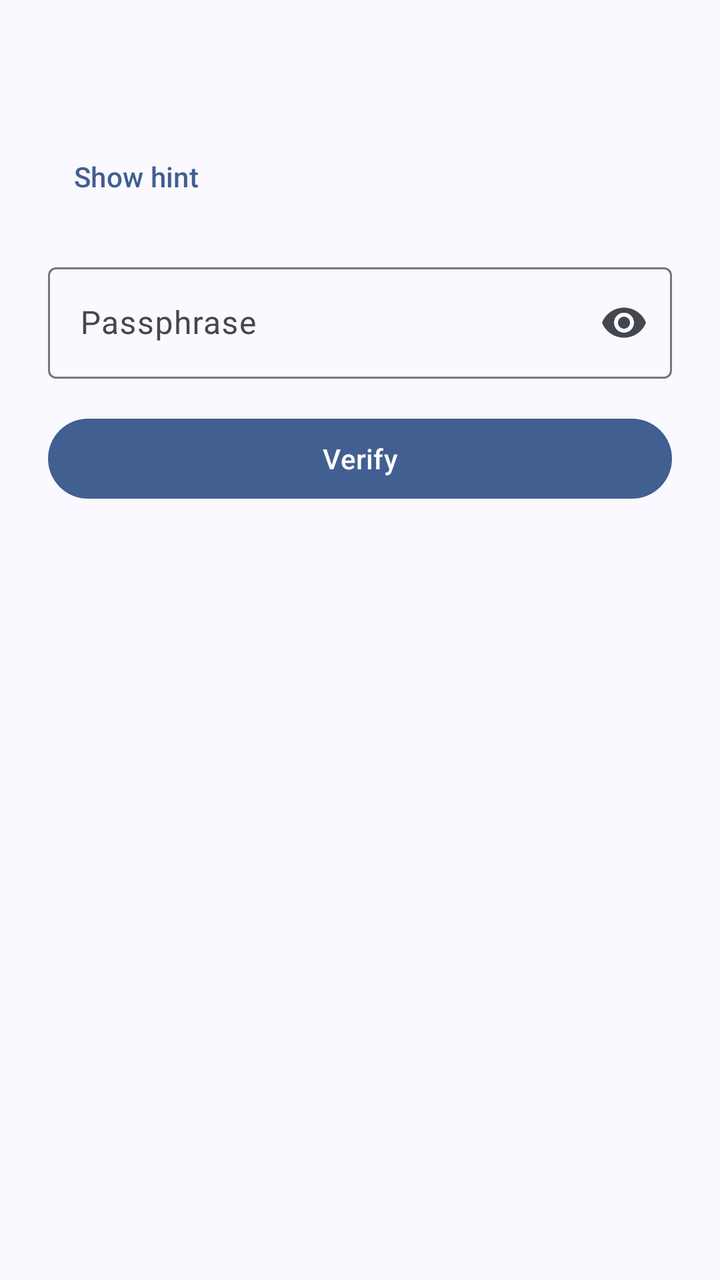
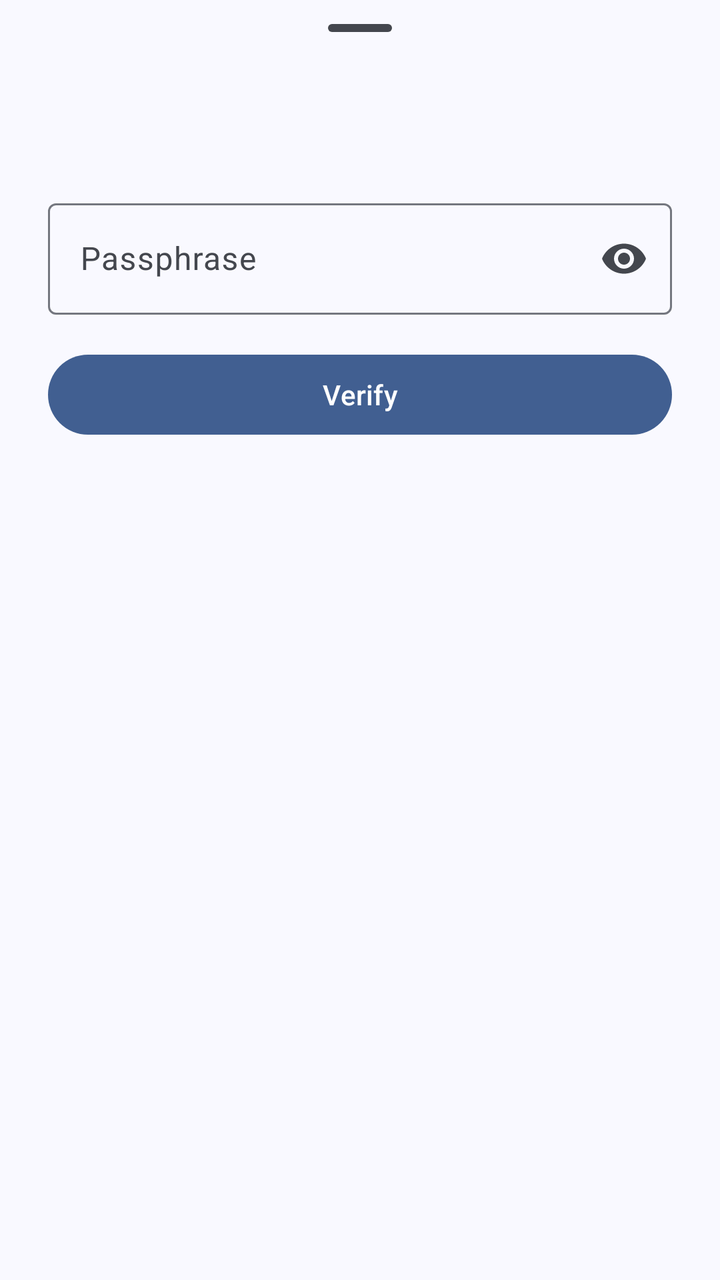

Two renders of the same Android screen: before a commit and after it. Below are the layout's source before the change and the commit's diff.
<!-- AndroidManifest.xml: application theme Theme.Keyheimer -->
<!-- res/layout/bottom_sheet_verify_secret.xml -->
<?xml version="1.0" encoding="utf-8"?>
<LinearLayout
    xmlns:android="http://schemas.android.com/apk/res/android"
    xmlns:app="http://schemas.android.com/apk/res-auto"
    android:layout_width="match_parent"
    android:layout_height="wrap_content"
    android:orientation="vertical"
    android:padding="24dp">

    <com.google.android.material.textview.MaterialTextView
        android:id="@+id/text_secret_name"
        android:layout_width="match_parent"
        android:layout_height="wrap_content"
        android:textAppearance="?attr/textAppearanceHeadlineSmall" />

    <LinearLayout
        android:id="@+id/group_input"
        android:layout_width="match_parent"
        android:layout_height="wrap_content"
        android:orientation="vertical">

        <com.google.android.material.button.MaterialButton
            android:id="@+id/button_show_hint"
            style="@style/Widget.Material3.Button.TextButton"
            android:layout_width="wrap_content"
            android:layout_height="wrap_content"
            android:layout_marginTop="8dp"
            android:text="@string/verify_show_hint" />

        <com.google.android.material.textview.MaterialTextView
            android:id="@+id/text_hint"
            android:layout_width="match_parent"
            android:layout_height="wrap_content"
            android:layout_marginTop="4dp"
            android:textAppearance="?attr/textAppearanceBodyMedium"
            android:visibility="gone" />

        <com.google.android.material.textfield.TextInputLayout
            android:id="@+id/til_passphrase"
            style="@style/Widget.Material3.TextInputLayout.OutlinedBox"
            android:layout_width="match_parent"
            android:layout_height="wrap_content"
            android:layout_marginTop="16dp"
            android:hint="@string/label_passphrase"
            app:endIconMode="password_toggle">

            <com.google.android.material.textfield.TextInputEditText
                android:id="@+id/input_passphrase"
                android:layout_width="match_parent"
                android:layout_height="wrap_content"
                android:inputType="textPassword" />

        </com.google.android.material.textfield.TextInputLayout>

        <com.google.android.material.button.MaterialButton
            android:id="@+id/button_verify"
            android:layout_width="match_parent"
            android:layout_height="wrap_content"
            android:layout_marginTop="16dp"
            android:text="@string/verify_button" />

        <com.google.android.material.button.MaterialButton
            android:id="@+id/button_reset_passphrase"
            style="@style/Widget.Material3.Button.TextButton"
            android:layout_width="wrap_content"
            android:layout_height="wrap_content"
            android:layout_gravity="center"
            android:layout_marginTop="8dp"
            android:text="@string/verify_reset_button"
            android:visibility="gone" />

    </LinearLayout>

    <LinearLayout
        android:id="@+id/group_success"
        android:layout_width="match_parent"
        android:layout_height="wrap_content"
        android:gravity="center"
        android:orientation="vertical"
        android:paddingVertical="16dp"
        android:visibility="gone">

        <ImageView
            android:layout_width="48dp"
            android:layout_height="48dp"
            android:contentDescription="@null"
            android:src="@drawable/ic_check_circle" />

        <com.google.android.material.textview.MaterialTextView
            android:layout_width="wrap_content"
            android:layout_height="wrap_content"
            android:layout_marginTop="8dp"
            android:text="@string/verify_success_message"
            android:textAppearance="?attr/textAppearanceTitleMedium" />

        <com.google.android.material.button.MaterialButton
            android:id="@+id/button_done"
            style="@style/Widget.Material3.Button.TextButton"
            android:layout_width="wrap_content"
            android:layout_height="wrap_content"
            android:layout_marginTop="12dp"
            android:text="@string/verify_done_button" />
    </LinearLayout>
</LinearLayout>
<!-- resources referenced by this layout -->
<resources>
  <string name="label_passphrase">Passphrase</string>
  <string name="verify_button">Verify</string>
  <string name="verify_done_button">Done</string>
  <string name="verify_reset_button">Reset / re-sync passphrase</string>
  <string name="verify_show_hint">Show hint</string>
  <string name="verify_success_message">You remembered it!</string>
  <color name="md_theme_primary">#415F91</color>
  <color name="md_theme_onPrimary">#FFFFFF</color>
  <color name="md_theme_primaryContainer">#D6E3FF</color>
  <color name="md_theme_onPrimaryContainer">#284777</color>
  <color name="md_theme_secondary">#565F71</color>
  <color name="md_theme_onSecondary">#FFFFFF</color>
  <color name="md_theme_secondaryContainer">#DAE2F9</color>
  <color name="md_theme_onSecondaryContainer">#3E4759</color>
  <color name="md_theme_tertiary">#705575</color>
  <color name="md_theme_onTertiary">#FFFFFF</color>
  <color name="md_theme_tertiaryContainer">#FAD8FD</color>
  <color name="md_theme_onTertiaryContainer">#573E5C</color>
  <color name="md_theme_error">#BA1A1A</color>
  <color name="md_theme_onError">#FFFFFF</color>
  <color name="md_theme_errorContainer">#FFDAD6</color>
  <color name="md_theme_onErrorContainer">#93000A</color>
  <color name="md_theme_background">#F9F9FF</color>
  <color name="md_theme_onBackground">#191C20</color>
  <color name="md_theme_surface">#F9F9FF</color>
  <color name="md_theme_onSurface">#191C20</color>
  <color name="md_theme_surfaceVariant">#E0E2EC</color>
  <color name="md_theme_onSurfaceVariant">#44474E</color>
  <color name="md_theme_outline">#74777F</color>
  <color name="md_theme_outlineVariant">#C4C6D0</color>
  <color name="md_theme_inverseSurface">#2E3036</color>
  <color name="md_theme_inverseOnSurface">#F0F0F7</color>
  <color name="md_theme_inversePrimary">#AAC7FF</color>
  <color name="md_theme_primaryFixed">#D6E3FF</color>
  <color name="md_theme_onPrimaryFixed">#001B3E</color>
  <color name="md_theme_primaryFixedDim">#AAC7FF</color>
  <color name="md_theme_onPrimaryFixedVariant">#284777</color>
  <color name="md_theme_secondaryFixed">#DAE2F9</color>
  <color name="md_theme_onSecondaryFixed">#131C2B</color>
  <color name="md_theme_secondaryFixedDim">#BEC6DC</color>
  <color name="md_theme_onSecondaryFixedVariant">#3E4759</color>
  <color name="md_theme_tertiaryFixed">#FAD8FD</color>
  <color name="md_theme_onTertiaryFixed">#28132E</color>
  <color name="md_theme_tertiaryFixedDim">#DDBCE0</color>
  <color name="md_theme_onTertiaryFixedVariant">#573E5C</color>
  <color name="md_theme_surfaceDim">#D9D9E0</color>
  <color name="md_theme_surfaceBright">#F9F9FF</color>
  <color name="md_theme_surfaceContainerLowest">#FFFFFF</color>
  <color name="md_theme_surfaceContainerLow">#F3F3FA</color>
  <color name="md_theme_surfaceContainer">#EDEDF4</color>
  <color name="md_theme_surfaceContainerHigh">#E7E8EE</color>
  <color name="md_theme_surfaceContainerHighest">#E2E2E9</color>
  <style name="Theme.Keyheimer.AlertDialog" parent="ThemeOverlay.Material3.MaterialAlertDialog">
          <item name="backgroundTint">?attr/colorSurfaceContainerHigh</item>
          <item name="android:textColor">?attr/colorOnSurface</item>
          <item name="dialogCornerRadius">28dp</item>
          <item name="buttonBarPositiveButtonStyle">@style/Widget.Material3.Button.TextButton.Dialog</item>
          <item name="buttonBarNegativeButtonStyle">@style/Widget.Material3.Button.TextButton.Dialog</item>
          <item name="buttonBarNeutralButtonStyle">@style/Widget.Material3.Button.TextButton.Dialog.Flush</item>
      </style>
  <!-- unchanged entries left out for length: 2 -->
</resources>

<!-- the commit's change to res/layout/bottom_sheet_verify_secret.xml (unified diff, before → after) -->
@@ -5,7 +5,13 @@
     android:layout_width="match_parent"
     android:layout_height="wrap_content"
     android:orientation="vertical"
-    android:padding="24dp">
+    android:paddingHorizontal="24dp"
+    android:paddingBottom="24dp">
+
+    <com.google.android.material.bottomsheet.BottomSheetDragHandleView
+        android:layout_width="wrap_content"
+        android:layout_height="wrap_content"
+        android:layout_gravity="center_horizontal" />
 
     <com.google.android.material.textview.MaterialTextView
         android:id="@+id/text_secret_name"
@@ -19,22 +25,6 @@
         android:layout_height="wrap_content"
         android:orientation="vertical">
 
-        <com.google.android.material.button.MaterialButton
-            android:id="@+id/button_show_hint"
-            style="@style/Widget.Material3.Button.TextButton"
-            android:layout_width="wrap_content"
-            android:layout_height="wrap_content"
-            android:layout_marginTop="8dp"
-            android:text="@string/verify_show_hint" />
-
-        <com.google.android.material.textview.MaterialTextView
-            android:id="@+id/text_hint"
-            android:layout_width="match_parent"
-            android:layout_height="wrap_content"
-            android:layout_marginTop="4dp"
-            android:textAppearance="?attr/textAppearanceBodyMedium"
-            android:visibility="gone" />
-
         <com.google.android.material.textfield.TextInputLayout
             android:id="@+id/til_passphrase"
             style="@style/Widget.Material3.TextInputLayout.OutlinedBox"
@@ -42,7 +32,8 @@
             android:layout_height="wrap_content"
             android:layout_marginTop="16dp"
             android:hint="@string/label_passphrase"
-            app:endIconMode="password_toggle">
+            app:endIconMode="password_toggle"
+            app:helperTextEnabled="true">
 
             <com.google.android.material.textfield.TextInputEditText
                 android:id="@+id/input_passphrase"
@@ -100,5 +91,7 @@
             android:layout_height="wrap_content"
             android:layout_marginTop="12dp"
             android:text="@string/verify_done_button" />
+
     </LinearLayout>
+
 </LinearLayout>
<!-- resource entries referenced after the edit -->
@@ -4,7 +4,6 @@
   <string name="verify_button">Verify</string>
   <string name="verify_done_button">Done</string>
   <string name="verify_reset_button">Reset / re-sync passphrase</string>
-  <string name="verify_show_hint">Show hint</string>
   <string name="verify_success_message">You remembered it!</string>
   <color name="md_theme_primary">#415F91</color>
   <color name="md_theme_onPrimary">#FFFFFF</color>
